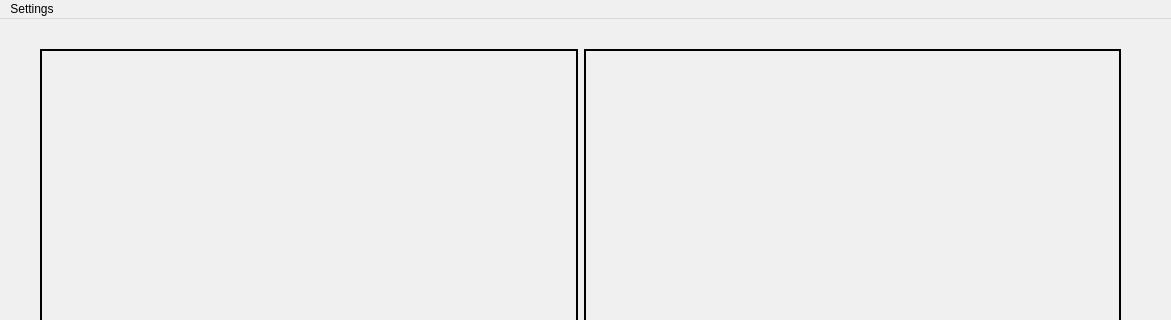
Before: the Qt Designer form Application/source/View/mainwindow.ui in xMihai01/Licenta, drawn with Qt 5; both pictures show x 0 to 1171 and y 0 to 320 of the 1171 by 663 pixel window.
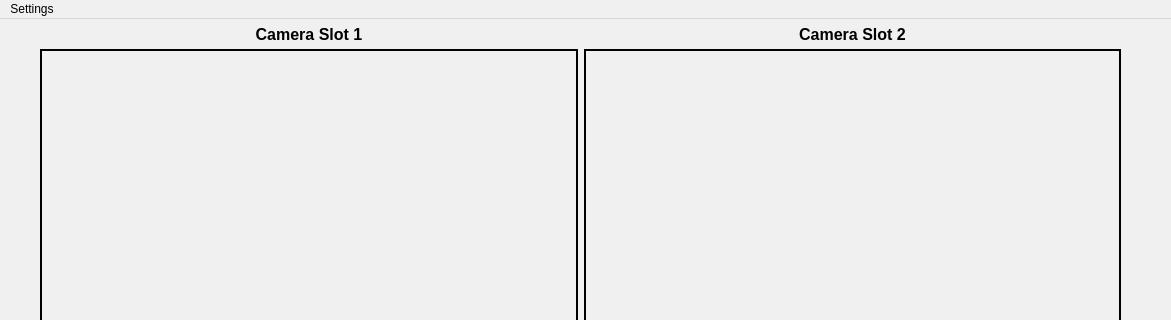
After: the same form once the commit is applied.

The edit to the form file:
```diff
--- a/Application/source/View/mainwindow.ui
+++ b/Application/source/View/mainwindow.ui
@@ -970,6 +970,41 @@
      <string>Refresh</string>
     </property>
    </widget>
+   <widget class="QWidget" name="gridLayoutWidget">
+    <property name="geometry">
+     <rect>
+      <x>40</x>
+      <y>0</y>
+      <width>1081</width>
+      <height>31</height>
+     </rect>
+    </property>
+    <layout class="QGridLayout" name="cameraSlotsLabelsGrid">
+     <item row="0" column="0">
+      <widget class="QLabel" name="label">
+       <property name="text">
+        <string>&lt;html&gt;&lt;head/&gt;&lt;body&gt;&lt;p&gt;&lt;span style=&quot; font-size:12pt; font-weight:700;&quot;&gt;Camera Slot 1&lt;/span&gt;&lt;/p&gt;&lt;/body&gt;&lt;/html&gt;</string>
+       </property>
+       <property name="alignment">
+        <set>Qt::AlignCenter</set>
+       </property>
+      </widget>
+     </item>
+     <item row="0" column="1">
+      <widget class="QLabel" name="label_2">
+       <property name="text">
+        <string>&lt;html&gt;&lt;head/&gt;&lt;body&gt;&lt;p&gt;&lt;span style=&quot; font-size:12pt; font-weight:700;&quot;&gt;Camera Slot 2&lt;/span&gt;&lt;/p&gt;&lt;/body&gt;&lt;/html&gt;</string>
+       </property>
+       <property name="textFormat">
+        <enum>Qt::AutoText</enum>
+       </property>
+       <property name="alignment">
+        <set>Qt::AlignCenter</set>
+       </property>
+      </widget>
+     </item>
+    </layout>
+   </widget>
   </widget>
   <widget class="QMenuBar" name="menubar">
    <property name="geometry">
```
